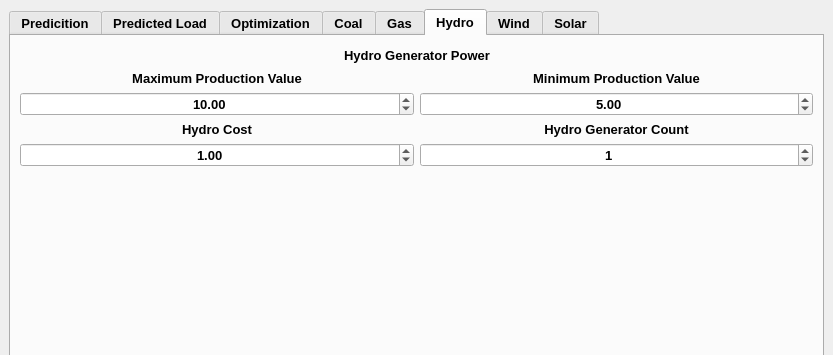
Above: gui/load_prediction_xml.ui from Djordje99/ISIS_Load_Prediction before the change; both pictures show x 0 to 833 and y 0 to 355 of the 833 by 534 pixel window. Below: the same form after it.
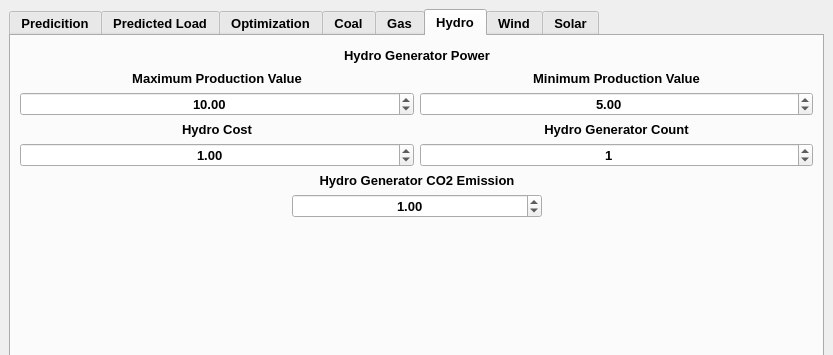
That is the form after the change. The open tabs and pages were chosen to show the change. Custom widgets are drawn as their Qt base class.

```diff
--- a/gui/load_prediction_xml.ui
+++ b/gui/load_prediction_xml.ui
@@ -1843,6 +1843,84 @@
             </item>
            </layout>
           </item>
+          <item>
+           <layout class="QHBoxLayout" name="horizontalLayout_11">
+            <item>
+             <spacer name="horizontalSpacer_11">
+              <property name="orientation">
+               <enum>Qt::Horizontal</enum>
+              </property>
+              <property name="sizeHint" stdset="0">
+               <size>
+                <width>40</width>
+                <height>20</height>
+               </size>
+              </property>
+             </spacer>
+            </item>
+            <item>
+             <layout class="QVBoxLayout" name="verticalLayout_43">
+              <item>
+               <widget class="QLabel" name="hydro_generator_co2_label">
+                <property name="minimumSize">
+                 <size>
+                  <width>250</width>
+                  <height>0</height>
+                 </size>
+                </property>
+                <property name="maximumSize">
+                 <size>
+                  <width>16777215</width>
+                  <height>16777215</height>
+                 </size>
+                </property>
+                <property name="text">
+                 <string>Hydro Generator CO2 Emission</string>
+                </property>
+                <property name="alignment">
+                 <set>Qt::AlignCenter</set>
+                </property>
+               </widget>
+              </item>
+              <item>
+               <widget class="QDoubleSpinBox" name="hydro_co2_emission_spin_box">
+                <property name="minimumSize">
+                 <size>
+                  <width>90</width>
+                  <height>0</height>
+                 </size>
+                </property>
+                <property name="maximumSize">
+                 <size>
+                  <width>16777215</width>
+                  <height>16777215</height>
+                 </size>
+                </property>
+                <property name="alignment">
+                 <set>Qt::AlignCenter</set>
+                </property>
+                <property name="value">
+                 <double>1.000000000000000</double>
+                </property>
+               </widget>
+              </item>
+             </layout>
+            </item>
+            <item>
+             <spacer name="horizontalSpacer_12">
+              <property name="orientation">
+               <enum>Qt::Horizontal</enum>
+              </property>
+              <property name="sizeHint" stdset="0">
+               <size>
+                <width>40</width>
+                <height>20</height>
+               </size>
+              </property>
+             </spacer>
+            </item>
+           </layout>
+          </item>
           <item>
            <spacer name="verticalSpacer_2">
             <property name="orientation">
```
Left out of the diff: 15 changed lines with no effect on the pictures.
